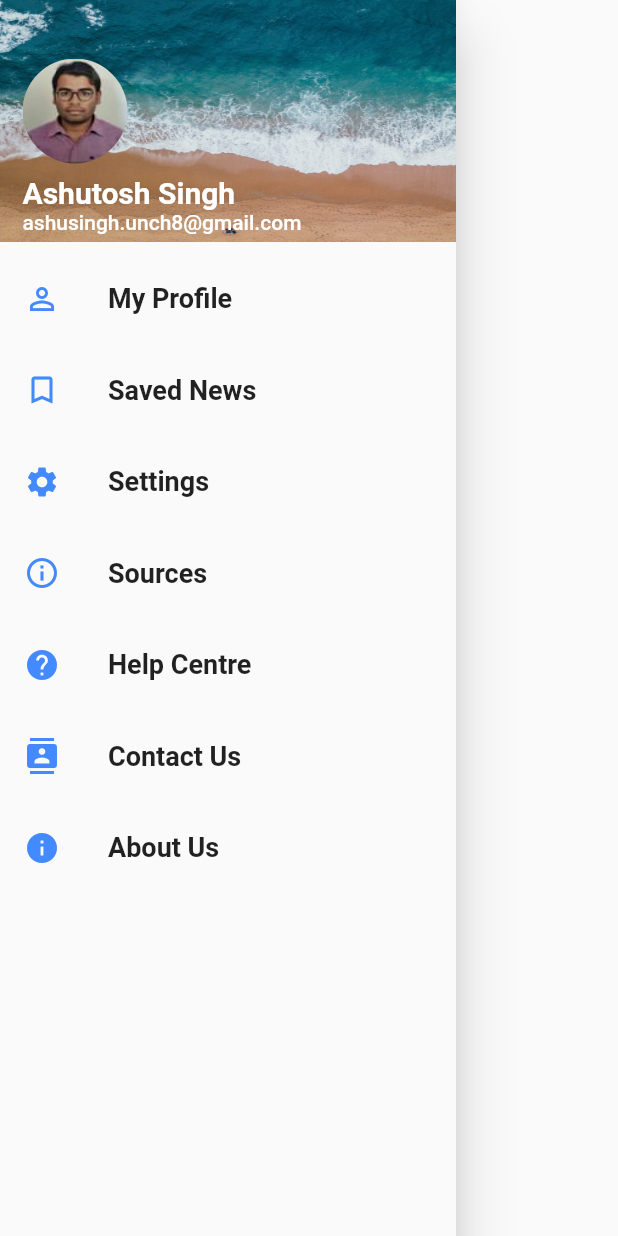
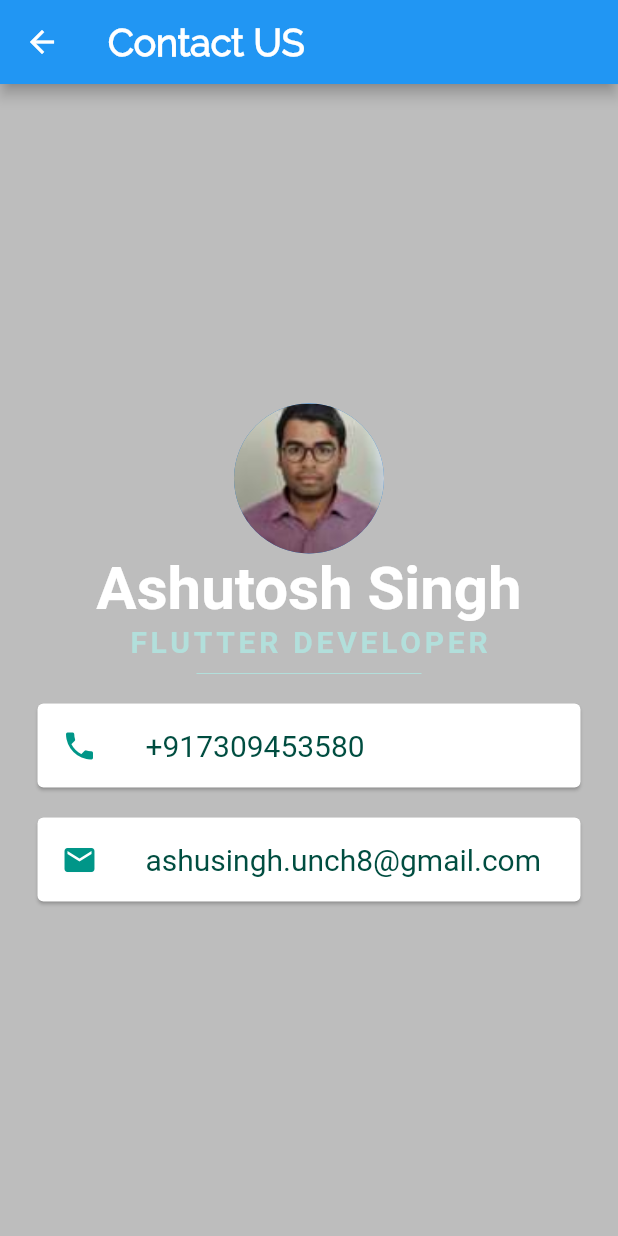
Before and after one commit to ashut08/instanews, a Flutter app: the DrawerWidget widget shown alone on an empty page, opened directly, after a tap on "Contact Us", on a phone screen of 412 x 824 dp. Run offline on Flutter 3.47's test engine with Material 2 defaults, Android fonts, the phone set to English and light mode, and no system bars; our stand-ins replace flare_flutter, share, shared_preferences, sqflite; missing offline and left inert: flutter_webview_plugin; accounts and stored records are empty; network calls fail; Roboto replaces fonts that are missing (Source Sans Pro).

Commit message:
complete app and generate apk

```diff
--- /dev/null
+++ b/lib/pages/contact.dart
@@ -0,0 +1,82 @@
+import 'package:flutter/material.dart';
+
+class Contact extends StatelessWidget {
+  @override
+  Widget build(BuildContext context) {
+    return Scaffold(
+        backgroundColor: Colors.black26,
+        appBar: AppBar(
+          title: Text(
+            "Contact US",
+            style: TextStyle(
+                fontFamily: 'Raleway',
+                fontWeight: FontWeight.bold,
+                fontSize: 25),
+          ),
+        ),
+        body: Column(
+          mainAxisAlignment: MainAxisAlignment.center,
+          children: <Widget>[
+            CircleAvatar(
+              radius: 50.0,
+              backgroundImage: AssetImage('assets/images/profile_pic.jpg'),
+            ),
+            Text(
+              'Ashutosh Singh',
+              style: TextStyle(
+                fontSize: 40.0,
+                color: Colors.white,
+                fontWeight: FontWeight.bold,
+              ),
+            ),
+            Text(
+              'FLUTTER DEVELOPER',
+              style: TextStyle(
+                fontFamily: 'Source Sans Pro',
+                color: Colors.teal.shade100,
+                fontSize: 20.0,
+                letterSpacing: 2.5,
+                fontWeight: FontWeight.bold,
+              ),
+            ),
+            SizedBox(
+              height: 20.0,
+              width: 150.0,
+              child: Divider(
+                color: Colors.teal.shade100,
+              ),
+            ),
+            Card(
+                margin: EdgeInsets.symmetric(vertical: 10.0, horizontal: 25.0),
+                child: ListTile(
+                  leading: Icon(
+                    Icons.phone,
+                    color: Colors.teal,
+                  ),
+                  title: Text(
+                    '+917309453580',
+                    style: TextStyle(
+                      color: Colors.teal.shade900,
+                      fontSize: 20.0,
+                    ),
+                  ),
+                )),
+            Card(
+                margin: EdgeInsets.symmetric(vertical: 10.0, horizontal: 25.0),
+                child: ListTile(
+                  leading: Icon(
+                    Icons.email,
+                    color: Colors.teal,
+                  ),
+                  title: Text(
+                    'ashusingh.unch8@gmail.com',
+                    style: TextStyle(
+                      fontSize: 20.0,
+                      color: Colors.teal.shade900,
+                    ),
+                  ),
+                ))
+          ],
+        ));
+  }
+}
--- a/lib/widgets/drawer_widget.dart
+++ b/lib/widgets/drawer_widget.dart
@@ -102,7 +102,7 @@ class DrawerWidget extends StatelessWidget {
                 Icons.settings,
                 color: Colors.blueAccent,
               ),
-              ''),
+              '/settings'),
           SizedBox(
             height: 5.0,
           ),
@@ -117,22 +117,12 @@ class DrawerWidget extends StatelessWidget {
             height: 5.0,
           ),
           _buildListTile(
-              "Help Centre",
-              Icon(
-                Icons.help,
-                color: Colors.blueAccent,
-              ),
-              ''),
-          SizedBox(
-            height: 5.0,
-          ),
-          _buildListTile(
               "Contact Us",
               Icon(
                 Icons.contacts,
                 color: Colors.blueAccent,
               ),
-              ''),
+              '/contactus'),
           SizedBox(
             height: 5.0,
           ),
@@ -142,7 +132,7 @@ class DrawerWidget extends StatelessWidget {
                 Icons.info,
                 color: Colors.blueAccent,
               ),
-              ''),
+              '/about'),
           SizedBox(
             height: 5.0,
           ),
--- a/pubspec.yaml
+++ b/pubspec.yaml
@@ -28,7 +28,8 @@ dependencies:
   share:
   sqflite:
   flare_flutter:
-
+  shared_preferences: ^0.5.12+4
+  contactus: ^1.1.7
 dev_dependencies:
   flutter_test:
     sdk: flutter
```
Also changed, not shown: lib/data/sharedpref.dart (added, +32 -0 lines), lib/main.dart (+9 -1 lines), lib/pages/about.dart (added, +19 -0 lines), lib/pages/home_page.dart (+17 -1 lines), lib/pages/settings_pages.dart (added, +89 -0 lines), pubspec.lock, 10 other files.
